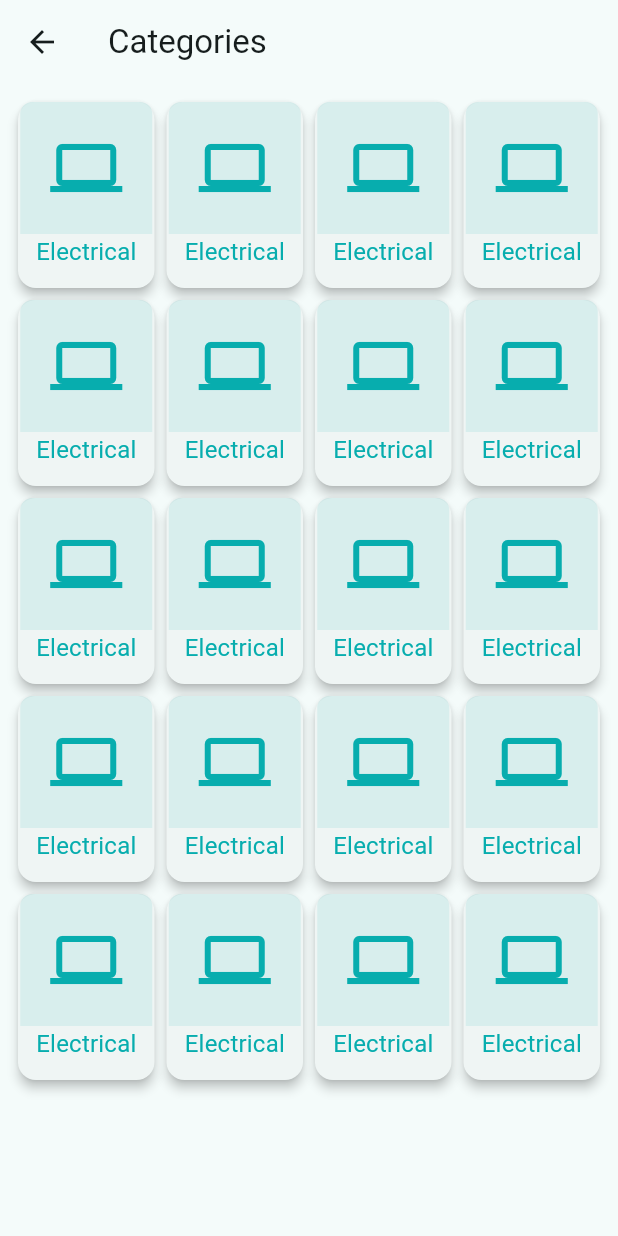
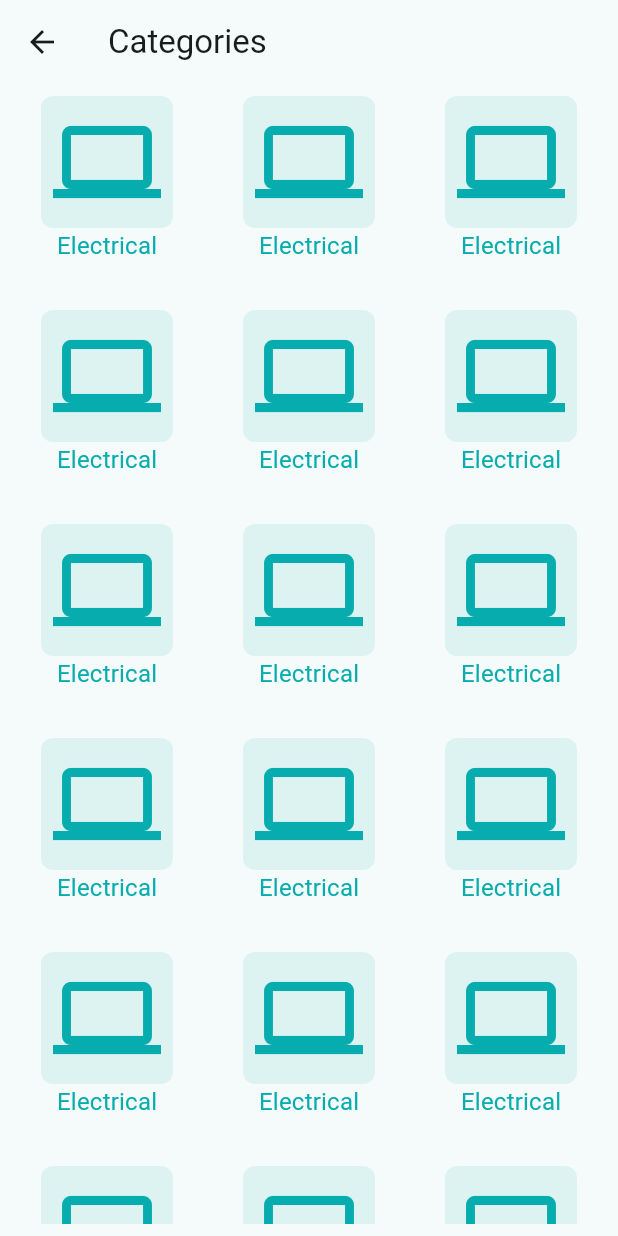
Before and after one commit to mdmridul6/crafty_bay, a Flutter app: the screen it shows after launch, after a tap on "See All", on a phone screen of 412 x 824 dp. Run offline on Flutter 3.47's test engine with Material 3 defaults, Android fonts, the phone set to English and light mode, and no system bars; our stand-ins replace carousel_slider, flutter_svg, get, pin_code_fields.

Commit message:
Refactor bottom navigation and category display
- Renamed `BottomNavBar` to `BottomNavBarScreen` for clarity.
- Updated `BottomNavBarScreen` to use `BottomNavigationController` for managing selected index and navigation logic.
- Modified `CategoryListScreen` to use `GridView` with 3 columns and adjusted spacing for better visual layout.
- Simplified `CategoryCard` by removing `Card` widget and adjusting icon size and container styling.
- Updated `SplashScreen` to navigate to `BottomNavBarScreen` instead of `HomeScreen`.

```diff
--- a/lib/presentation/ui/screens/category_list_screen.dart
+++ b/lib/presentation/ui/screens/category_list_screen.dart
@@ -13,8 +13,10 @@ class CategoryListScreen extends StatelessWidget {
         child: GridView.builder(
           itemCount: 20,
           gridDelegate: SliverGridDelegateWithFixedCrossAxisCount(
-            crossAxisCount: 4,
-            childAspectRatio: 0.75,
+            mainAxisSpacing: 16,
+            crossAxisCount: 3,
+            childAspectRatio: 1,
+            crossAxisSpacing: 8
           ),
           itemBuilder: (context, index) {
             return CategoryCard(
--- a/lib/presentation/ui/screens/splash_screen.dart
+++ b/lib/presentation/ui/screens/splash_screen.dart
@@ -1,4 +1,4 @@
-import 'package:crafty_bay/presentation/ui/screens/home_screen.dart';
+import 'package:crafty_bay/presentation/ui/screens/bottom_nav_bar_screen.dart';
 import 'package:crafty_bay/presentation/ui/widgets/home/app_logo_widget.dart';
 import 'package:flutter/material.dart';
 import 'package:get/get.dart';
@@ -13,7 +13,7 @@ class SplashScreen extends StatefulWidget {
 class _SplashScreenState extends State<SplashScreen> {
   Future<void> _moveToNextScreen() async {
     await Future.delayed(Duration(seconds: 4));
-    Get.off(() => HomeScreen());
+    Get.off(() => const BottomNavBarScreen());
   }
 
   @override
--- a/lib/presentation/ui/widgets/category_card.dart
+++ b/lib/presentation/ui/widgets/category_card.dart
@@ -15,21 +15,16 @@ class CategoryCard extends StatelessWidget {
 
   @override
   Widget build(BuildContext context) {
-    return Card(
-      elevation: 3,
-      child: Column(
+    return Column(
       children: [
         Container(
           height: 88,
           width: 88,
           decoration: BoxDecoration(
             color: AppColors.themeColor.withValues(alpha: 0.1),
-              borderRadius: BorderRadius.only(
-                topLeft: Radius.circular(8),
-                topRight: Radius.circular(8),
+            borderRadius: BorderRadius.all(Radius.circular(8)),
           ),
-            ),
-            child: Icon(iconData, color: AppColors.themeColor, size: 48),
+          child: Icon(iconData, color: AppColors.themeColor, size: 72),
         ),
         Text(
           iconTitle,
@@ -39,7 +34,6 @@ class CategoryCard extends StatelessWidget {
           ),
         ),
       ],
-      ),
     );
   }
 }
```
Also changed, not shown: lib/presentation/ui/screens/bottom_nav_bar_screen.dart (renamed from lib/presentation/ui/screens/bottom_nav_bar.dart, +6 -5 lines). Lines whose indentation alone changed are shown as unchanged.
